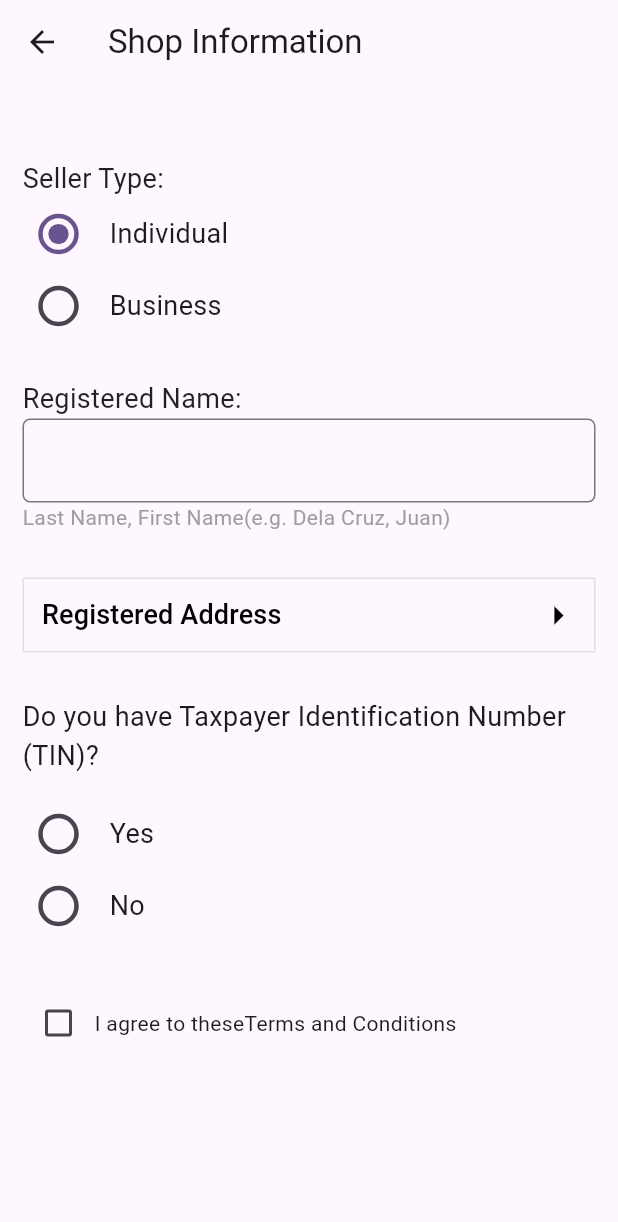
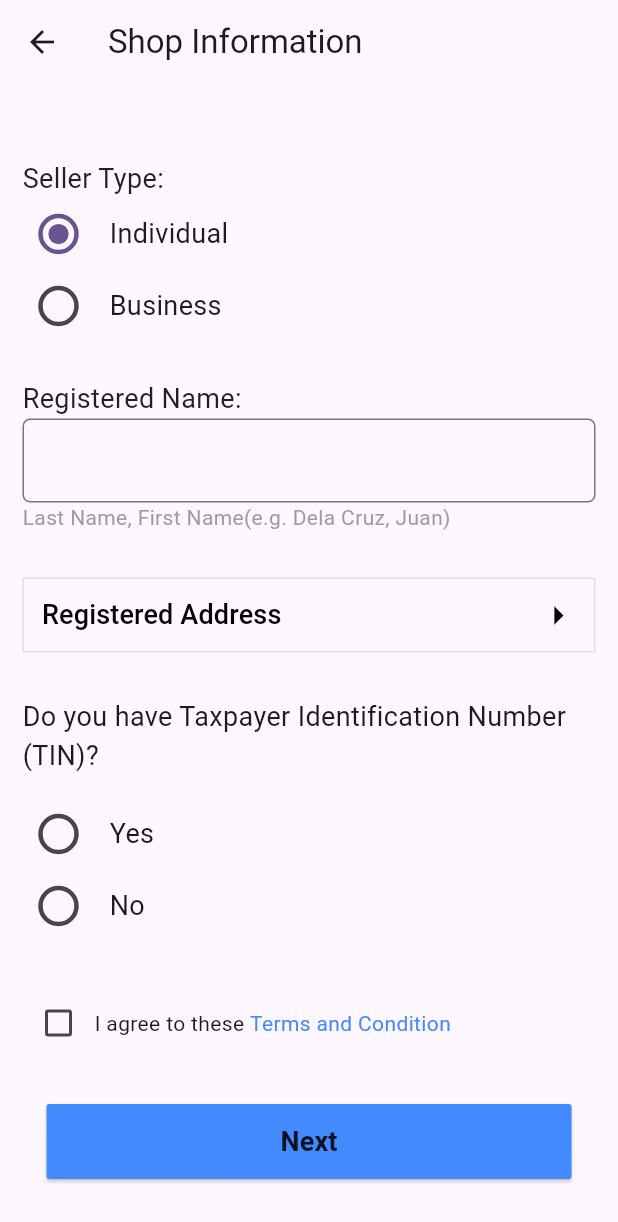
Before and after one commit to topid76/local_market_place, a Flutter app: the screen it shows after launch, on a phone screen of 412 x 824 dp. Shown: the top 1222 px of the screen. Run offline on Flutter 3.47's test engine with Material 2 defaults, Android fonts, the phone set to English and light mode, and no system bars; our stand-ins replace flutter_svg, get_it; key blocks and very long unbroken strings in the code were emptied for the run.

Commit message:
shop-information-update

```diff
--- a/lib/screens/shop_information.dart
+++ b/lib/screens/shop_information.dart
@@ -1,6 +1,8 @@
 import 'package:flutter/material.dart';
 import 'package:local_marketplace/screens/shop_registration_page.dart';
+import 'package:local_marketplace/screens/widget/my_button.dart';
 import 'package:local_marketplace/screens/widget/my_checkbox.dart';
+import 'package:local_marketplace/screens/widget/my_inlinebutton.dart';
 import 'package:local_marketplace/screens/widget/my_radio.dart';
 import 'package:local_marketplace/screens/widget/my_text_input.dart';
 
@@ -120,14 +122,32 @@ class ShopInformationPage extends StatelessWidget {
                     onChanged: (bool) {},
                     value: false,
                   ),
-                  Text.rich(
-                      TextSpan(text: "I agree to these", children: <InlineSpan>[
-                    TextSpan(
-                      text: "Terms and Conditions",
+                  Text("I agree to these "),
+                  MyInlineButton(text: "Terms and Condition", function: () {})
+                ],
+              ),
+              Padding(
+                padding: EdgeInsets.fromLTRB(0, 30, 0, 0),
+                child: Row(
+                  crossAxisAlignment: CrossAxisAlignment.end,
+                  mainAxisAlignment: MainAxisAlignment.spaceEvenly,
+                  children: [
+                    SizedBox(
+                      width: 350,
+                      height: 50,
+                      child: MyButton(
+                        onPressed: () {},
+                        label: "Next",
+                        backgroundColor: Colors.blueAccent,
+                        style: TextStyle(
+                            color: Colors.black87,
+                            fontSize: 18,
+                            fontWeight: FontWeight.bold),
+                      ),
                     )
-                  ]))
-                ],
-              )
+                  ],
+                ),
+              ),
             ],
           ),
         ),
--- /dev/null
+++ b/lib/screens/widget/my_inlinebutton.dart
@@ -0,0 +1,18 @@
+import 'package:flutter/material.dart';
+
+class MyInlineButton extends StatelessWidget {
+  final String text;
+  final Function function;
+  MyInlineButton({required this.text, required this.function});
+  @override
+  Widget build(BuildContext context) {
+    return RawMaterialButton(
+      constraints: BoxConstraints(),
+      onPressed: function(),
+      child: Text(
+        text,
+        style: TextStyle(color: Colors.blueAccent),
+      ),
+    );
+  }
+}
```
